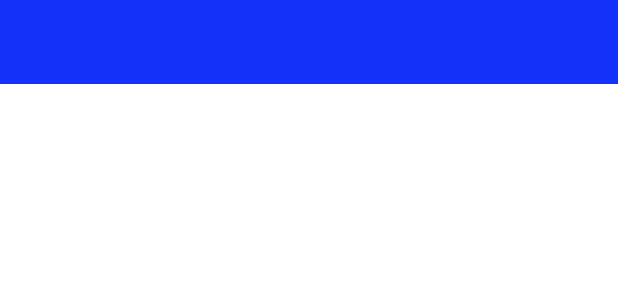
After one commit to savanahatieno/Luna, an Android app: the layout toolbar.xml on its own in the app's theme, with its tools: preview values and no code run, on a phone screen of 412 x 824 dp. The commit adds this screen. Shown: the top 300 px of the screen. Run offline under Robolectric (Android 15) with nearby library versions, the phone set to English and light mode, and no system bars.

Commit message:
removed the action bar and replaced it toolbar

```diff
--- a/app/src/main/AndroidManifest.xml
+++ b/app/src/main/AndroidManifest.xml
@@ -11,7 +11,7 @@
         android:supportsRtl="true"
         android:theme="@style/Theme.Luna"
         tools:ignore="AllowBackup">
-        <activity android:name=".WelcomeScreen"></activity>
+        <activity android:name=".WelcomeScreen"/>
         <activity android:name=".MainActivity">
             <intent-filter>
                 <action android:name="android.intent.action.MAIN" />
--- /dev/null
+++ b/app/src/main/res/layout/toolbar.xml
@@ -0,0 +1,7 @@
+<?xml version="1.0" encoding="utf-8"?>
+<androidx.appcompat.widget.Toolbar xmlns:android="http://schemas.android.com/apk/res/android"
+    android:layout_width="match_parent"
+    android:layout_height="wrap_content"
+    android:background="#1331F8">
+
+</androidx.appcompat.widget.Toolbar>
--- /dev/null
+++ b/app/src/main/res/values/styles.xml
@@ -0,0 +1,10 @@
+<?xml version="1.0" encoding="utf-8"?>
+<resources>
+    <style name="Theme.Luna" parent="Theme.MaterialComponents.DayNight.NoActionBar">
+    <!-- Primary brand color. -->
+    <item name="colorPrimary">@color/purple_500</item>
+    <item name="colorPrimaryVariant">@color/purple_700</item>
+    <item name="colorOnPrimary">@color/white</item>
+    </style>
+
+</resources>
```
Also changed, not shown: app/src/main/java/com/moringaschool/luna/WelcomeScreen.java (+6 -2 lines), app/src/main/res/values/themes.xml (+0 -13 lines).
